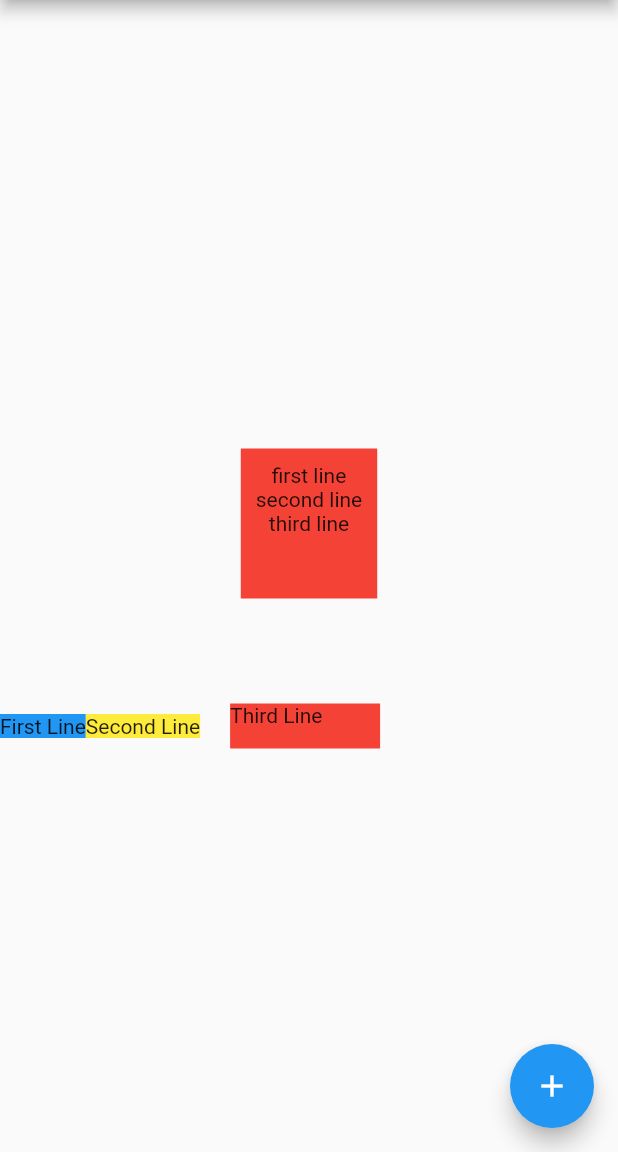
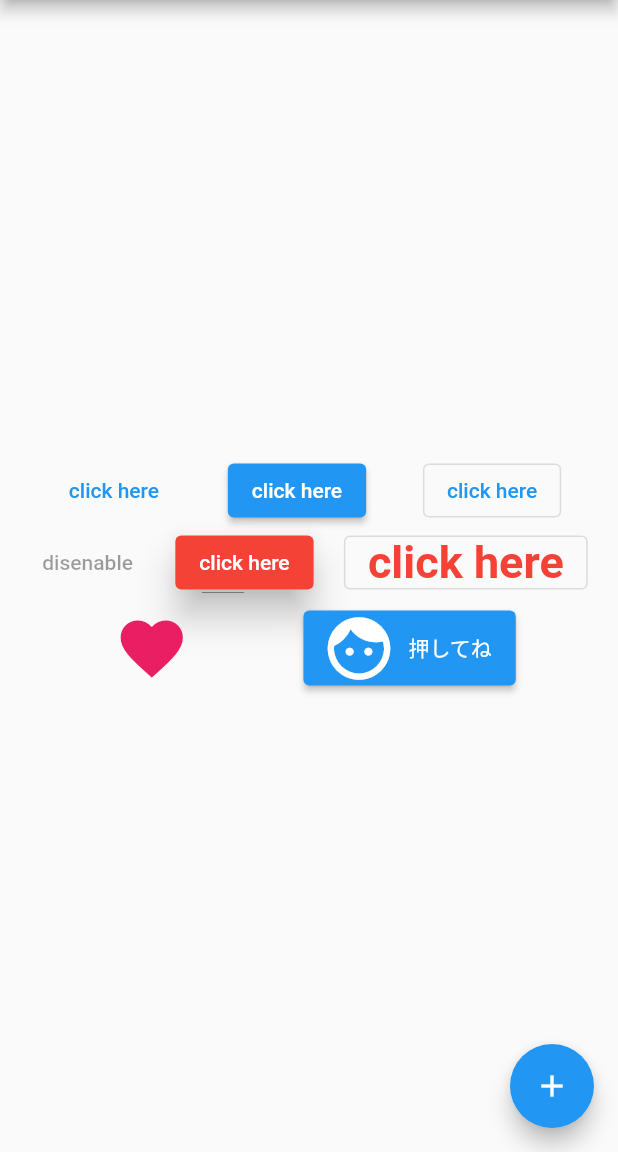
Before and after one commit to hamadayuuki/practice-flutter, a Flutter app: the screen it shows after launch, on a phone screen of 412 x 824 dp, the part 84-1236 px from its top. Run offline on Flutter 3.47's test engine with Material 2 defaults, Android fonts, the phone set to English and light mode, and no system bars.

Commit message:
add: ボタン, アイコンボタン

```diff
--- a/lib/main.dart
+++ b/lib/main.dart
@@ -127,8 +127,9 @@ class _MyHomePageState extends State<MyHomePage> {
             ),
              */
 
+
             // 縦/横並び
-
+            /*
             // 縦並び, Column
             Container(
               height: 100,
@@ -165,8 +166,111 @@ class _MyHomePageState extends State<MyHomePage> {
                   ]
               ),
             ),
+             */
 
 
+            // ボタン 3種類
+            Container(
+              // 横並び, 今回は3つのボタン(①〜③)
+              child: Row(
+                  mainAxisAlignment: MainAxisAlignment.spaceEvenly,   // 端 や 要素 全ての間隔を均等にする
+                // 横並びにする要素の指定
+                children: <Widget>[
+                  // ① : 背景色のないボタン
+                  TextButton(
+                    onPressed: () { /* ボタンがタップされた時の処理 */ },
+                    child: Text('click here'),
+                  ),
+
+                  // ② : 背景色のあるボタン
+                  ElevatedButton(
+                    onPressed: () { /* ボタンがタップされた時の処理 */ },
+                    child: Text('click here'),
+                  ),
+
+                  // ③ : 枠線のみ
+                  OutlinedButton(
+                    onPressed: () { /* ボタンがタップされた時の処理 */ },
+                    child: Text('click here'),
+                  ),
+                ]
+              )
+            ),
+
+            // ボタンのオプション
+            Container(
+                child: Row(
+                    mainAxisAlignment: MainAxisAlignment.spaceEvenly,   // 端 や 要素 全ての間隔を均等にする
+                    // 横並びにする要素の指定
+                    children: <Widget>[
+                      // 押せない
+                      TextButton(
+                        onPressed:  null,   // ボタンを押せない
+                        child: Text('disenable'),
+                      ),
+
+                      // デザイン
+                      ElevatedButton(
+                        onPressed: () { /* ボタンがタップされた時の処理 */ },
+                        child: Text('click here'),
+                        // ボタンのデザイン
+                        style: ElevatedButton.styleFrom(
+                          primary: Colors.red,   // 色
+                          elevation: 10,         // 影
+                        ),
+                      ),
+
+                      // 文字のデザイン
+                      OutlinedButton(
+                        onPressed: () { /* ボタンがタップされた時の処理 */ },
+                        child: Container(
+                          child: Text(
+                              'click here',                    // 文字の内容
+                              // 文字のデザイン, Text()内に書く
+                              style: TextStyle(
+                                fontSize: 30,                  // 文字の大きさ
+                                color: Colors.red,             // 文字色
+                                fontWeight: FontWeight.bold,   // 文字の太さ
+                            ),
+                          ),
+
+                        ),
+                      ),
+                    ]
+                )
+            ),
+
+            // アイコンボタン
+            Container(
+              child: Row(
+                  mainAxisAlignment: MainAxisAlignment.spaceEvenly,   // 端 や 要素 全ての間隔を均等にする
+                children: <Widget>[
+                  // ハートボタン
+                  IconButton(
+                    icon: Icon(Icons.favorite),    // 種類(一覧 : https://fonts.google.com/icons?selected=Material+Icons)
+                    iconSize: 50,                  // 大きさ
+                    color: Colors.pink,            // 色
+                    onPressed: () {},              // ボタンを押した時の処理
+                  ),
+
+                  //
+                  ElevatedButton.icon(
+                    // アイコンのデザイン
+                    icon: Icon(
+                      Icons.face,                       // 種類(一覧 : https://fonts.google.com/icons?selected=Material+Icons)
+                      size: 50,                         // 大きさ
+                      color: Colors.white,              // 色
+                    ),
+                    // ボタン全体のデザイン
+                    style: ElevatedButton.styleFrom(
+                      primary: Colors.blue,             //背景色
+                    ),
+                    label: Text("押してね"),
+                    onPressed: () {},                   // ボタンを押した時の処理
+                  ),
+                ]
+              ),
+            ),
 
 
 
--- a/memo.txt
+++ b/memo.txt
@@ -12,6 +12,15 @@
         要素の大きさを確認する時に使用することが多い
             「なんか余白が大きいな。どこでこの余白ができてるのかな。」
 ！流れは プログラムを見てもらう, 何を表しているか考えてもらう → 説明をする → 問題を解いてもらう → 回答
+・Button には3種類ある
+    TextButton : 影のないボタン
+    OutlinedButton : 枠線のあるボタン
+    ElevatedButton : 影のあるボタン
+・mainAxisAlignment で配置を決めれる
+・ボタンアイコンの一覧
+    https://fonts.google.com/icons?selected=Material+Icons
+
+
 
 【所感】
 
@@ -35,3 +44,7 @@
 - decoration の BoxDecoration とはどういう意味か
 
 - 画像を表示するとき、ローカルの画像を表示したいときはどうすればいいのか？
+
+- mainAxisAlignment での配置する種類はどのくらい知っておくのが良いか？
+
+- 文字のデザイン指定方法はいつ紹介するか
```
